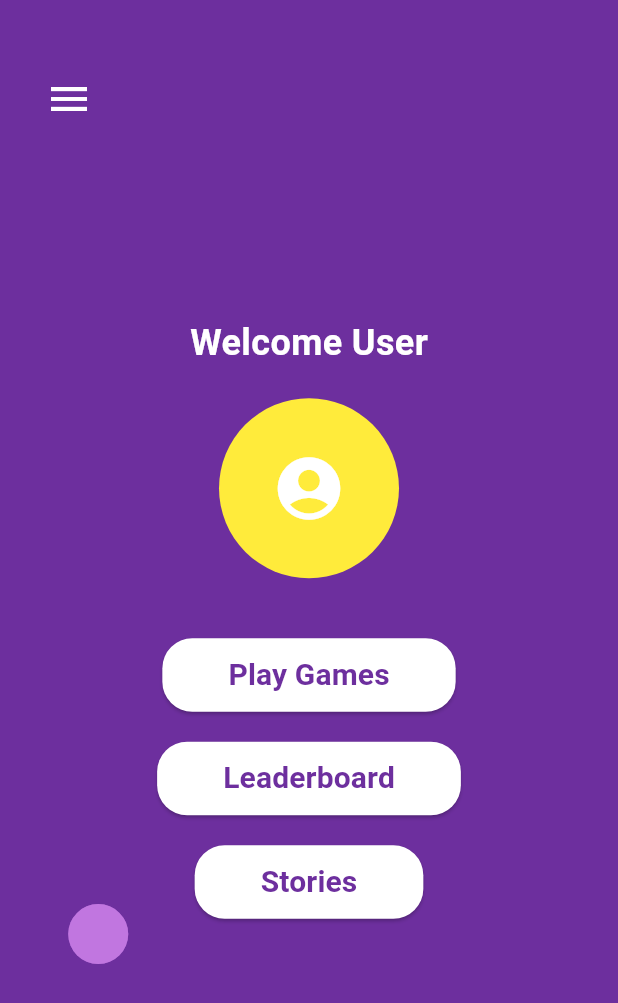
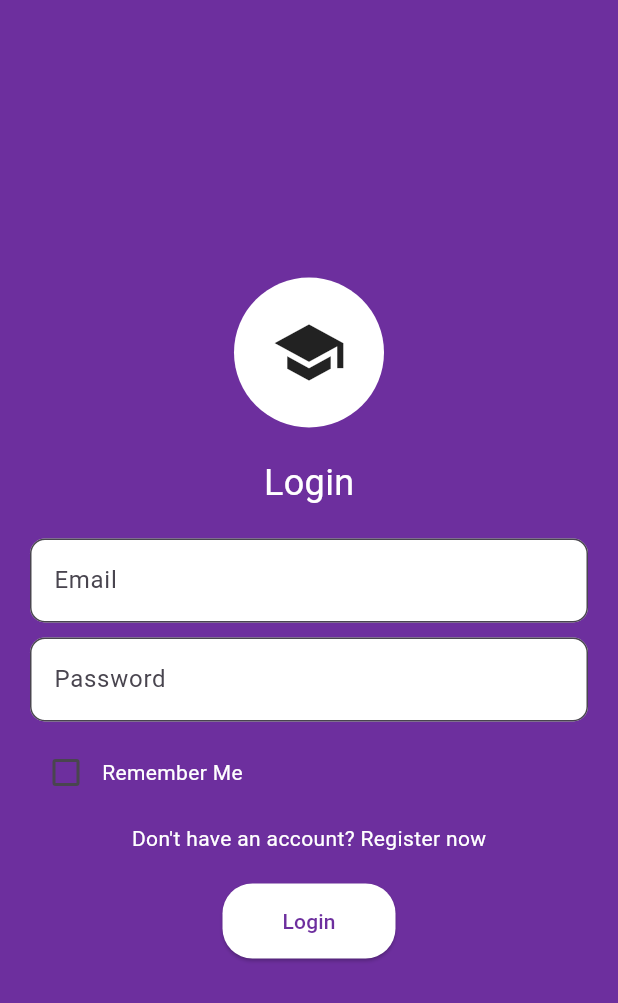
Before and after one commit to Random-Userr/game_edu_fyp, a Flutter app: the screen it shows after launch, on a phone screen of 412 x 824 dp. Shown: the top 1003 px of the screen. Run offline on Flutter 3.47's test engine with Material 3 defaults, Android fonts, the phone set to English and light mode, and no system bars; our stand-ins replace confetti, shared_preferences.

Commit message:
Update main.dart

```diff
--- a/lib/main.dart
+++ b/lib/main.dart
@@ -11,7 +11,152 @@ class MyApp extends StatelessWidget {
   @override
   Widget build(BuildContext context) {
     return MaterialApp(
-      home: NextPage(),
+      home: LoginPage(),
+    );
+  }
+}
+
+class LoginPage extends StatefulWidget {
+  @override
+  _LoginPageState createState() => _LoginPageState();
+}
+
+class _LoginPageState extends State<LoginPage> {
+  bool _rememberMe = false;
+  final _emailController = TextEditingController();
+  final _passwordController = TextEditingController();
+  final _emailRegex = RegExp(
+    r'^[a-zA-Z0-9.!#$%&*+/=?^_`{|}~-]+@[a-zA-Z0-9-]+(?:\.[a-zA-Z0-9-]+)*$',
+  );
+
+  @override
+  Widget build(BuildContext context) {
+    return MaterialApp(
+      home: Scaffold(
+        backgroundColor: Color(0xFF6D2F9E),
+        body: Center(
+          child: SingleChildScrollView(
+            child: Column(
+              mainAxisAlignment: MainAxisAlignment.center,
+              children: [
+                Container(
+                  width: 100,
+                  height: 100,
+                  decoration: BoxDecoration(
+                    color: Colors.white,
+                    shape: BoxShape.circle,
+                  ),
+                  child: Icon(Icons.school, size: 50),
+                ),
+                SizedBox(height: 20),
+                Text(
+                  'Login',
+                  style: TextStyle(color: Colors.white, fontSize: 24),
+                ),
+                SizedBox(height: 20),
+                Padding(
+                  padding: EdgeInsets.symmetric(horizontal: 20),
+                  child: TextField(
+                    controller: _emailController,
+                    decoration: InputDecoration(
+                      filled: true,
+                      fillColor: Colors.white,
+                      hintText: 'Email',
+                      border: OutlineInputBorder(
+                        borderRadius: BorderRadius.circular(10),
+                      ),
+                    ),
+                  ),
+                ),
+                SizedBox(height: 10),
+                Padding(
+                  padding: EdgeInsets.symmetric(horizontal: 20),
+                  child: TextField(
+                    controller: _passwordController,
+                    decoration: InputDecoration(
+                      filled: true,
+                      fillColor: Colors.white,
+                      hintText: 'Password',
+                      border: OutlineInputBorder(
+                        borderRadius: BorderRadius.circular(10),
+                      ),
+                    ),
+                    obscureText: true,
+                  ),
+                ),
+                SizedBox(height: 10),
+                Padding(
+                  padding: EdgeInsets.symmetric(horizontal: 20),
+                  child: Row(
+                    children: [
+                      Checkbox(
+                        value: _rememberMe,
+                        onChanged: (value) {
+                          setState(() {
+                            _rememberMe = value!;
+                          });
+                        },
+                      ),
+                      Text(
+                        'Remember Me',
+                        style: TextStyle(color: Colors.white),
+                      ),
+                    ],
+                  ),
+                ),
+                SizedBox(height: 10),
+                InkWell(
+                  onTap: () {},
+                  child: Text(
+                    'Don\'t have an account? Register now',
+                    style: TextStyle(color: Colors.white),
+                  ),
+                ),
+                SizedBox(height: 20),
+                ElevatedButton(
+                  onPressed: () {
+                    String email = _emailController.text.trim();
+                    String password = _passwordController.text;
+
+                    // Email validation
+                    if (!_emailRegex.hasMatch(email)) {
+                      showDialog(
+                        context: context,
+                        builder: (context) => AlertDialog(
+                          title: Text('Invalid Email'),
+                          content: Text('Please enter a valid email address.'),
+                          actions: [
+                            TextButton(
+                              onPressed: () {
+                                Navigator.pop(context);
+                              },
+                              child: Text('OK'),
+                            ),
+                          ],
+                        ),
+                      );
+                    } else {
+                      Navigator.push(context,
+                          MaterialPageRoute(builder: (context) => NextPage()));
+                    }
+                  },
+                  style: ElevatedButton.styleFrom(
+                    primary: Colors.white,
+                    shape: RoundedRectangleBorder(
+                      borderRadius: BorderRadius.circular(20),
+                    ),
+                    padding: EdgeInsets.symmetric(horizontal: 40, vertical: 15),
+                  ),
+                  child: Text(
+                    'Login',
+                    style: TextStyle(color: Color(0xFF6D2F9E)),
+                  ),
+                ),
+              ],
+            ),
+          ),
+        ),
+      ),
     );
   }
 }
```
